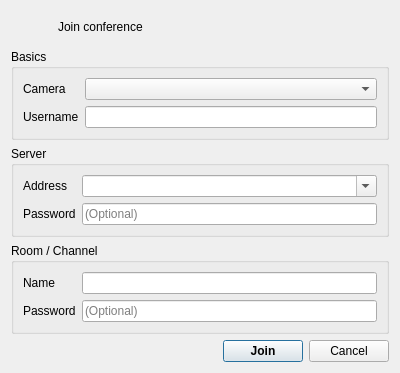
Before: the Qt Designer form projects/videoclient/src/startupwidget.ui in mfreiholz/ts3video, drawn with Qt 5.
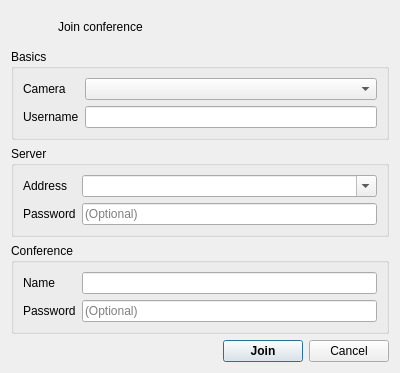
After: the same form once the commit is applied. Icons and pictures are not drawn.

Diff of the .ui file:
```diff
--- a/projects/videoclient/src/startupwidget.ui
+++ b/projects/videoclient/src/startupwidget.ui
@@ -136,7 +136,7 @@
    <item>
     <widget class="QGroupBox" name="channelGroup">
      <property name="title">
-      <string>Room / Channel</string>
+      <string>Conference</string>
      </property>
      <layout class="QFormLayout" name="formLayout">
       <item row="0" column="0">
```
Left out of the diff: 4 changed lines with no effect on the pictures.
